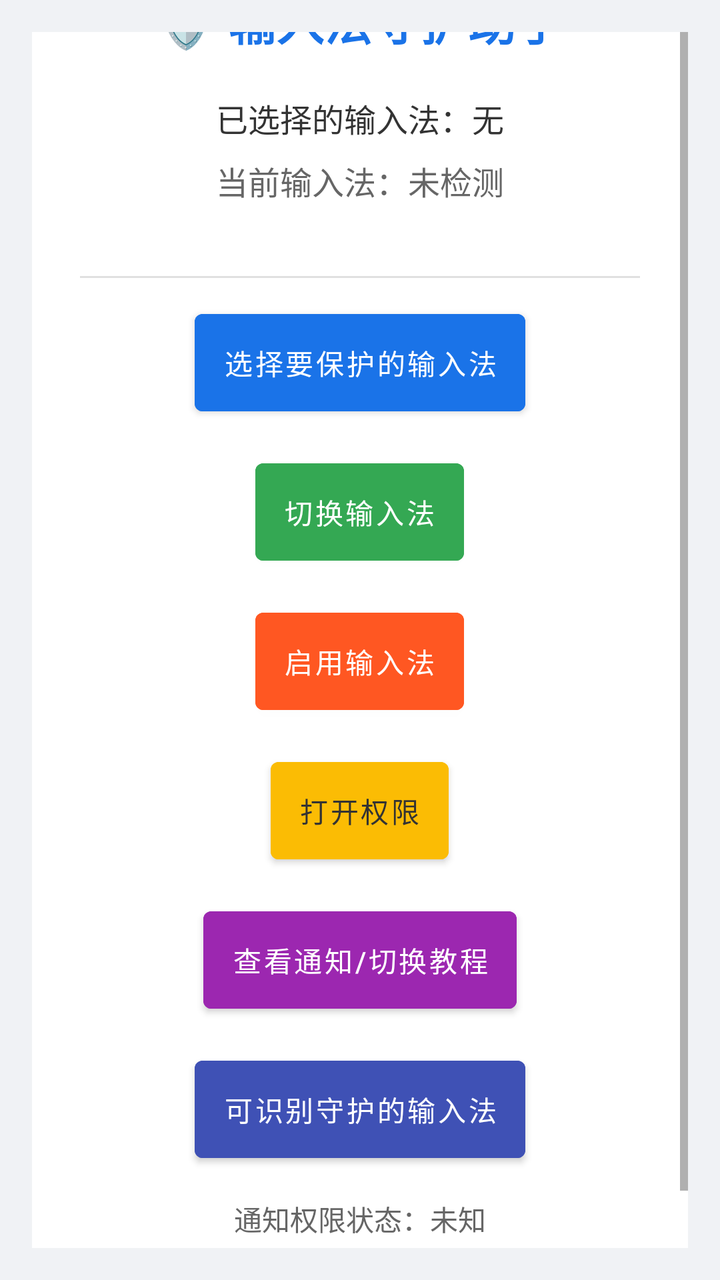
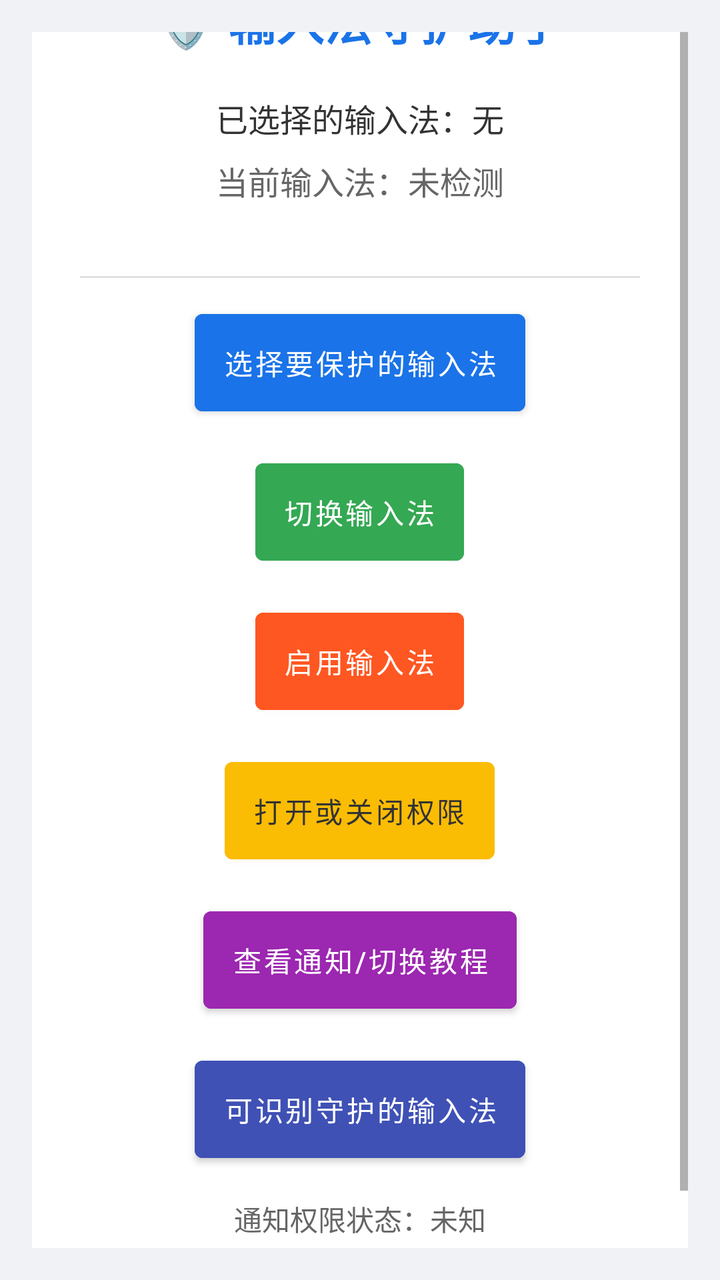

Before-and-after screenshots of an Android layout around one commit, followed by the original layout XML and the change that was made.
<!-- AndroidManifest.xml: fallback theme Theme.MaterialComponents.DayNight.NoActionBar -->
<!-- res/layout/activity_main.xml -->
<?xml version="1.0" encoding="utf-8"?>
<ScrollView xmlns:android="http://schemas.android.com/apk/res/android"
    android:layout_width="match_parent"
    android:layout_height="match_parent"
    android:background="#F0F2F5"
    android:padding="16dp"
    android:fillViewport="true">

    <LinearLayout
        android:layout_width="match_parent"
        android:layout_height="wrap_content"
        android:orientation="vertical"
        android:gravity="center_vertical"
        android:layout_gravity="center">

        <LinearLayout
            android:layout_width="match_parent"
            android:layout_height="wrap_content"
            android:orientation="vertical"
            android:padding="24dp"
            android:background="@drawable/bg_card"
            android:elevation="4dp"
            android:layout_marginBottom="16dp">

            <TextView
                android:layout_width="wrap_content"
                android:layout_height="wrap_content"
                android:text="🛡️ 输入法守护助手"
                android:textSize="24sp"
                android:textStyle="bold"
                android:textColor="#1A73E8"
                android:layout_gravity="center"
                android:layout_marginBottom="20dp"
                android:maxLines="1"
                android:ellipsize="end"/>

            <TextView
                android:id="@+id/tv_selected_ime"
                android:layout_width="wrap_content"
                android:layout_height="wrap_content"
                android:text="已选择的输入法：无"
                android:textSize="16sp"
                android:textColor="#333333"
                android:layout_gravity="center"
                android:layout_marginBottom="8dp"
                android:maxLines="3"
                android:ellipsize="end"/>

            <TextView
                android:id="@+id/tv_current_ime"
                android:layout_width="wrap_content"
                android:layout_height="wrap_content"
                android:text="当前输入法：未检测"
                android:textSize="16sp"
                android:textColor="#666666"
                android:layout_gravity="center"
                android:layout_marginBottom="24dp"
                android:maxLines="3"
                android:ellipsize="end"/>

            <View
                android:layout_width="match_parent"
                android:layout_height="1dp"
                android:background="#E0E0E0"
                android:layout_marginVertical="12dp"/>

            <Button
                android:id="@+id/btn_select_ime"
                android:layout_width="wrap_content"
                android:layout_height="wrap_content"
                android:text="选择要保护的输入法"
                android:padding="14dp"
                android:backgroundTint="#1A73E8"
                android:textColor="#FFFFFF"
                android:layout_gravity="center"
                android:layout_marginBottom="14dp"/>

            <Button
                android:id="@+id/btn_switch_ime"
                android:layout_width="wrap_content"
                android:layout_height="wrap_content"
                android:text="切换输入法"
                android:padding="14dp"
                android:backgroundTint="#34A853"
                android:textColor="#FFFFFF"
                android:layout_gravity="center"
                android:layout_marginBottom="14dp"/>

            <Button
                android:id="@+id/btn_enable_ime"
                android:layout_width="wrap_content"
                android:layout_height="wrap_content"
                android:text="启用输入法"
                android:padding="14dp"
                android:backgroundTint="#FF5722"
                android:textColor="#FFFFFF"
                android:layout_gravity="center"
                android:layout_marginBottom="14dp"/>

            
            <Button
                android:id="@+id/btn_permission"
                android:layout_width="wrap_content"
                android:layout_height="wrap_content"
                android:text="打开权限"
                android:padding="14dp"
                android:backgroundTint="#FBBC04"
                android:textColor="#333333"
                android:layout_gravity="center"
                android:layout_marginBottom="14dp"/>

            <Button
                android:id="@+id/btn_view_tutorial"
                android:layout_width="wrap_content"
                android:layout_height="wrap_content"
                android:text="查看通知/切换教程"
                android:maxLines="2"
                android:padding="14dp"
                android:backgroundTint="#9C27B0"
                android:textColor="#FFFFFF"
                android:layout_gravity="center"
                android:layout_marginBottom="14dp"/>

            <Button
                android:id="@+id/btn_recognizable_ime"
                android:layout_width="wrap_content"
                android:layout_height="wrap_content"
                android:text="可识别守护的输入法"
                android:padding="14dp"
                android:backgroundTint="#3F51B5"
                android:textColor="#FFFFFF"
                android:layout_gravity="center"
                android:layout_marginBottom="14dp"/>

            <TextView
                android:id="@+id/tv_notification_status"
                android:layout_width="wrap_content"
                android:layout_height="wrap_content"
                android:text="通知权限状态：未知"
                android:textSize="14sp"
                android:textColor="#666666"
                android:layout_gravity="center"
                android:layout_marginBottom="12dp"/>

        </LinearLayout>
    </LinearLayout>
</ScrollView>
<!-- resources referenced by this layout -->
<resources>
  <!-- drawable bg_card (drawable) -->
  <?xml version="1.0" encoding="utf-8"?>
  <shape xmlns:android="http://schemas.android.com/apk/res/android">
      <solid android:color="#FFFFFF"/>
      <corners android:radius="16dp"/>
  </shape>
</resources>

<!-- the commit's change to res/layout/activity_main.xml (unified diff, before → after) -->
@@ -97,12 +97,11 @@
                 android:layout_gravity="center"
                 android:layout_marginBottom="14dp"/>
 
-            
             <Button
                 android:id="@+id/btn_permission"
                 android:layout_width="wrap_content"
                 android:layout_height="wrap_content"
-                android:text="打开权限"
+                android:text="打开或关闭权限"
                 android:padding="14dp"
                 android:backgroundTint="#FBBC04"
                 android:textColor="#333333"
